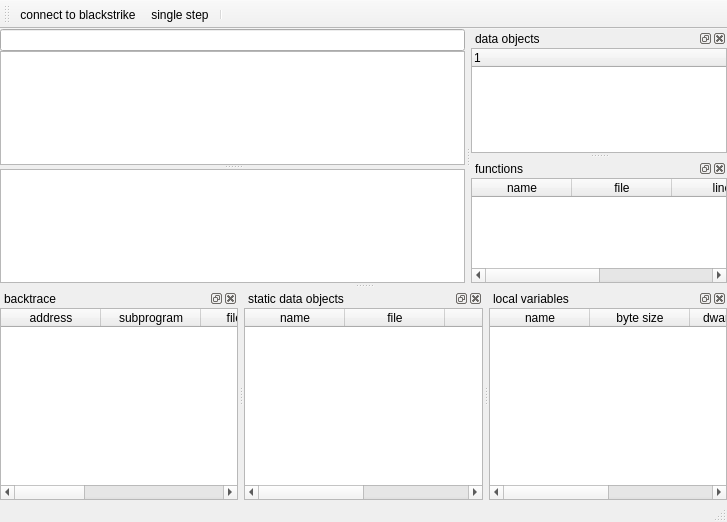
First picture: the form in mainwindow.ui, repository stoyan-shopov/troll, before the edit.
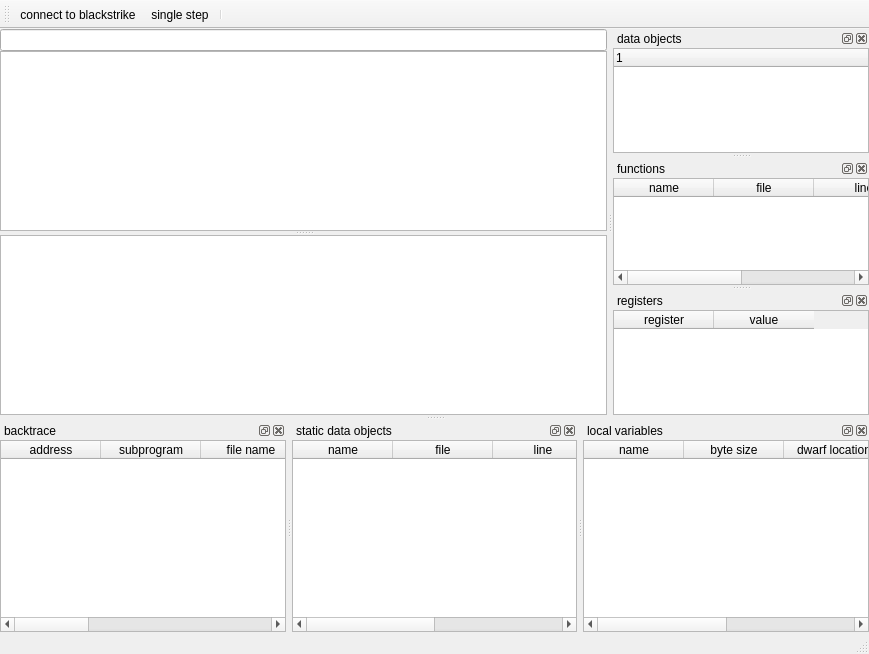
Second picture: the form after the edit.

Commit message: added initial support for displaying target register frames

What changed in the file:
```diff
--- a/mainwindow.ui
+++ b/mainwindow.ui
@@ -6,8 +6,8 @@
    <rect>
     <x>0</x>
     <y>0</y>
-    <width>727</width>
-    <height>522</height>
+    <width>869</width>
+    <height>654</height>
    </rect>
   </property>
   <property name="windowTitle">
@@ -177,6 +177,11 @@
          <string>die offset</string>
         </property>
        </column>
+       <column>
+        <property name="text">
+         <string>frame base</string>
+        </property>
+       </column>
       </widget>
      </item>
     </layout>
@@ -353,6 +358,47 @@
     </layout>
    </widget>
   </widget>
+  <widget class="QDockWidget" name="dockWidgetRegisters">
+   <property name="windowTitle">
+    <string>registers</string>
+   </property>
+   <attribute name="dockWidgetArea">
+    <number>2</number>
+   </attribute>
+   <widget class="QWidget" name="dockWidgetContents_6">
+    <layout class="QVBoxLayout" name="verticalLayout_7">
+     <property name="spacing">
+      <number>0</number>
+     </property>
+     <property name="leftMargin">
+      <number>0</number>
+     </property>
+     <property name="topMargin">
+      <number>0</number>
+     </property>
+     <property name="rightMargin">
+      <number>0</number>
+     </property>
+     <property name="bottomMargin">
+      <number>0</number>
+     </property>
+     <item>
+      <widget class="QTableWidget" name="tableWidgetRegisters">
+       <column>
+        <property name="text">
+         <string>register</string>
+        </property>
+       </column>
+       <column>
+        <property name="text">
+         <string>value</string>
+        </property>
+       </column>
+      </widget>
+     </item>
+    </layout>
+   </widget>
+  </widget>
   <action name="actionBlackstrikeConnect">
    <property name="text">
     <string>connect to blackstrike</string>
```
Left out of the diff: 2 changed lines with no effect on the pictures. The commit also changes 8 other files.
